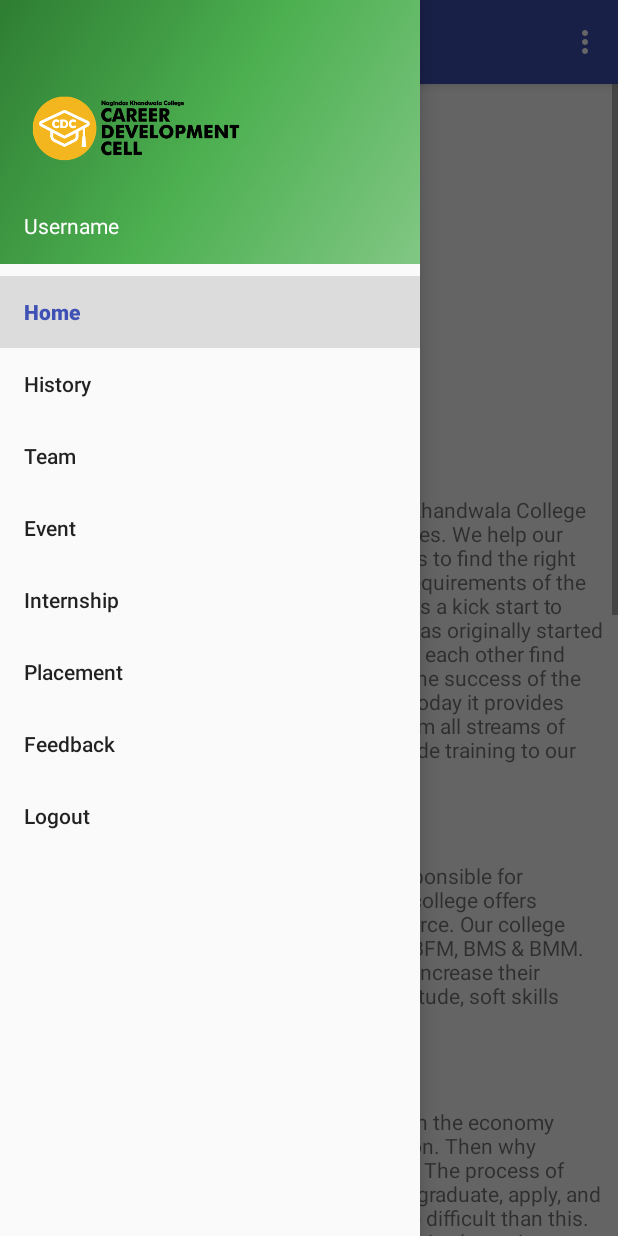
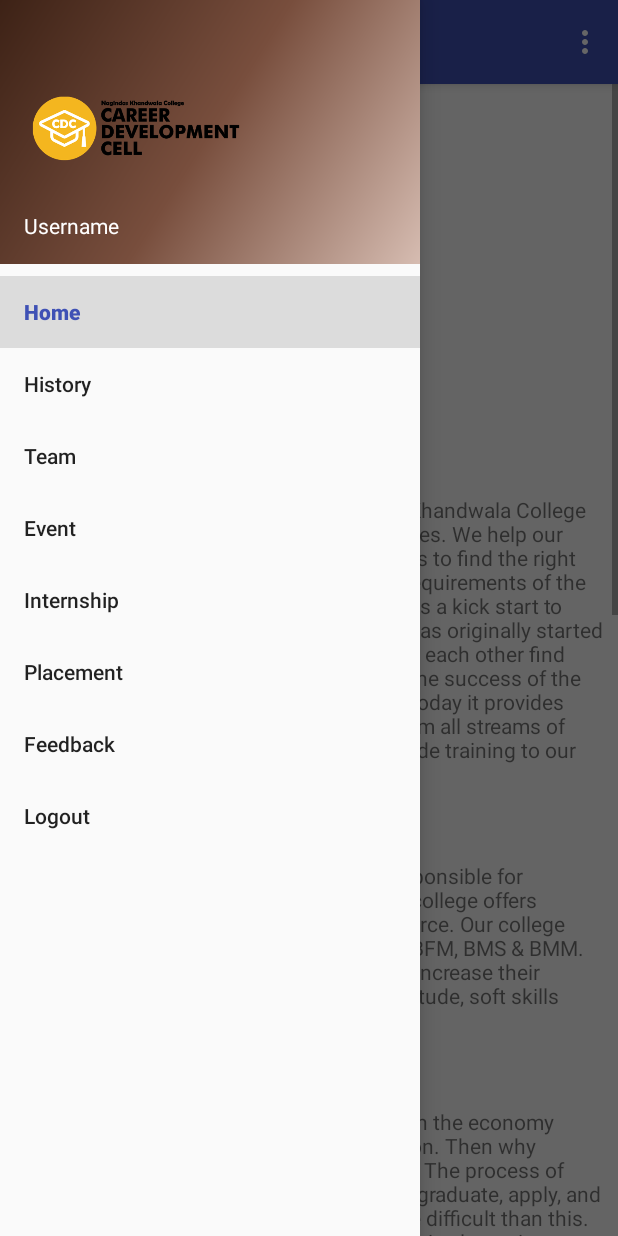
Before and after one commit to nidhip24/CDC, an Android app: the Home screen opened directly, with no data from a screen before it, with the side drawer open, on a phone screen of 412 x 824 dp. Run offline under Robolectric (Android 15) with nearby library versions, the phone set to English and light mode, and no system bars; our stand-ins replace Volley; libraries missing offline, so code that uses them is left out: com.smarteist.autoimageslider; network calls fail; 35 statements that could not run were skipped.

```diff
--- a/CDC/app/src/main/java/com/cm/cdc/Home.java
+++ b/CDC/app/src/main/java/com/cm/cdc/Home.java
@@ -18,6 +18,15 @@ import android.view.Menu;
 import android.view.MenuItem;
 import android.widget.TextView;
 import android.widget.Toast;
+
+import com.android.volley.Request;
+import com.android.volley.Response;
+import com.android.volley.VolleyError;
+import com.android.volley.toolbox.StringRequest;
+import com.cm.cdc.admin.AdminC;
+
+import java.util.HashMap;
+import java.util.Map;
 
 public class Home extends AppCompatActivity
         implements NavigationView.OnNavigationItemSelectedListener {
@@ -47,6 +56,7 @@ public class Home extends AppCompatActivity
         super.onCreate(savedInstanceState);
         setContentView(R.layout.activity_home);
 
+        makerequest();
 
         Toolbar toolbar = (Toolbar) findViewById(R.id.toolbar);
         setSupportActionBar(toolbar);
@@ -83,6 +93,15 @@ public class Home extends AppCompatActivity
             CURRENT_TAG = TAG_HOME;
             loadFragment();
         }
+
+
+    }
+
+    private void hideItem()
+    {
+        navigationView = (NavigationView) findViewById(R.id.nav_view);
+        Menu nav_Menu = navigationView.getMenu();
+        nav_Menu.findItem(R.id.nav_placement).setVisible(false);
     }
 
     private void setToolbarTitle() {
@@ -114,6 +133,7 @@ public class Home extends AppCompatActivity
             i.setFlags(Intent.FLAG_ACTIVITY_CLEAR_TOP);
             startActivity(i);
         }
+        makerequest();
         super.onResume();
     }
 
@@ -243,4 +263,35 @@ public class Home extends AppCompatActivity
                 return new HomeFragment();
         }
     }
+
+    void makerequest(){
+        URL u = new URL();
+
+        UserData userf = new UserData();
+        username = userf.getUsername(getApplicationContext());
+        StringRequest s = new StringRequest(Request.Method.POST, u.url+"checkEligibleForPlacement.php", new Response.Listener<String>() {
+            @Override
+            public void onResponse(String response) {
+                //Toast.makeText(getApplicationContext(),response,Toast.LENGTH_SHORT).show();
+                if(response.trim().equals("no")){
+                    hideItem();
+                }else{
+                    //Toast.makeText(getApplicationContext(),"no 2 time",Toast.LENGTH_SHORT).show();
+                }
+            }
+        }, new Response.ErrorListener() {
+            @Override
+            public void onErrorResponse(VolleyError error) {
+                //Toast.makeText(getApplicationContext(),"error",Toast.LENGTH_SHORT).show();
+            }
+        }){
+            @Override
+            protected Map<String, String> getParams() {
+                Map<String, String> params = new HashMap<String, String>();
+                params.put("uname", username);
+                return params;
+            }
+        };
+        AppController.getInstance().addToRequestQueue(s);
+    }
 }
--- a/CDC/app/src/main/java/com/cm/cdc/Signup3.java
+++ b/CDC/app/src/main/java/com/cm/cdc/Signup3.java
@@ -77,7 +77,7 @@ public class Signup3 extends AppCompatActivity {
         StringRequest s = new StringRequest(Request.Method.POST, u.url+"registercdc.php", new Response.Listener<String>() {
             @Override
             public void onResponse(String response) {
-                Toast.makeText(getApplicationContext(),response,Toast.LENGTH_SHORT).show();
+                //Toast.makeText(getApplicationContext(),response,Toast.LENGTH_SHORT).show();
                 if(response.trim().equals("Done")){
                     Intent intent=new Intent(Signup3.this,MainActivity.class);
                     startActivity(intent);
--- a/CDC/app/src/main/java/com/cm/cdc/UpdateData.java
+++ b/CDC/app/src/main/java/com/cm/cdc/UpdateData.java
@@ -155,7 +155,7 @@ public class UpdateData extends AppCompatActivity {
                     Intent intent=new Intent(getApplicationContext(),Home.class);
                     startActivity(intent);
                 }else{
-                    Toast.makeText(getApplicationContext(),"Something went wrong try again later",Toast.LENGTH_SHORT).show();
+                    Toast.makeText(getApplicationContext(),"Seems like you may have already applied for it",Toast.LENGTH_SHORT).show();
                 }
                 hidepDialog();
             }
--- a/CDC/app/src/main/res/drawable/side_nav_bar.xml
+++ b/CDC/app/src/main/res/drawable/side_nav_bar.xml
@@ -2,8 +2,8 @@
     android:shape="rectangle">
     <gradient
         android:angle="135"
-        android:centerColor="#4CAF50"
-        android:endColor="#2E7D32"
-        android:startColor="#81C784"
+        android:centerColor="#784E3D"
+        android:endColor="#3D2216"
+        android:startColor="#D6BCB1"
         android:type="linear" />
 </shape>
```
Also changed, not shown: CDC/app/src/main/java/com/cm/cdc/Signup.java (+13 -2 lines), 1 other file.
